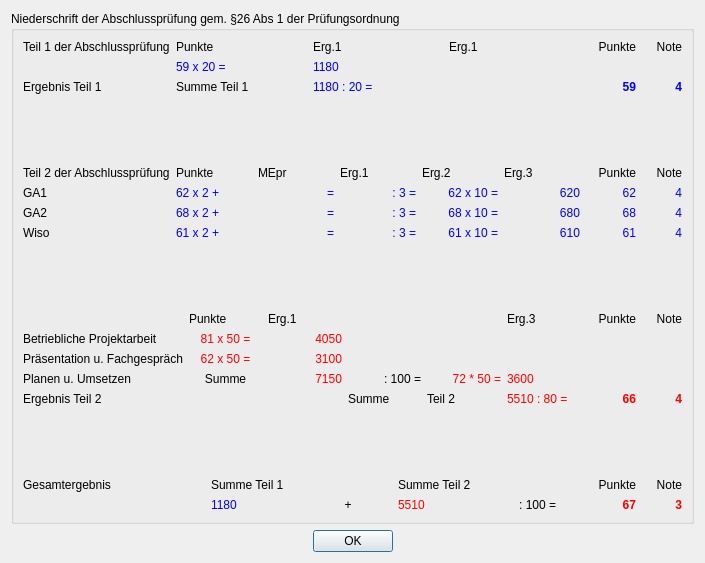
effzett/pihk, file ihk.ui: the form before one commit.
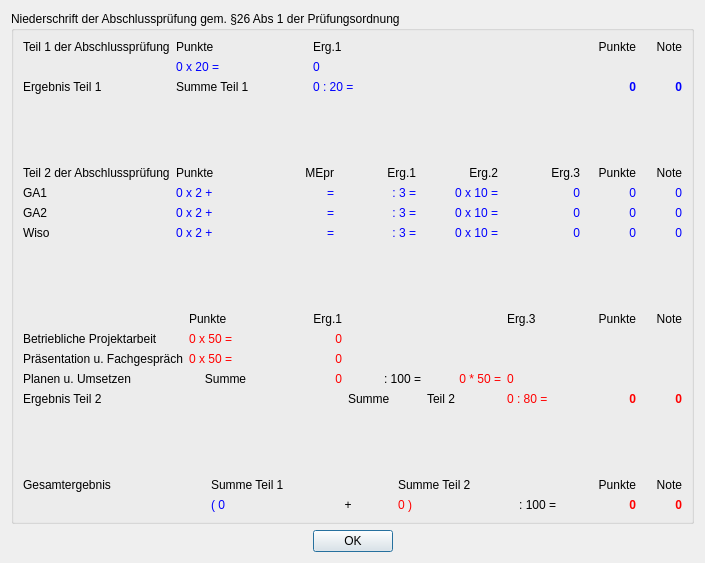
The form after the commit.

Commit message: ausgabeblatt weiter gemacht

What changed in the file:
```diff
--- a/ihk.ui
+++ b/ihk.ui
@@ -28,7 +28,7 @@
            <string notr="true">QLabel { color : blue; }</string>
           </property>
           <property name="text">
-           <string>1180 : 20 =</string>
+           <string>0 : 20 =</string>
           </property>
           <property name="alignment">
            <set>Qt::AlignLeading|Qt::AlignLeft|Qt::AlignVCenter</set>
@@ -81,7 +81,7 @@
            <string notr="true">QLabel { color : blue; }</string>
           </property>
           <property name="text">
-           <string>4</string>
+           <string>0</string>
           </property>
           <property name="alignment">
            <set>Qt::AlignRight|Qt::AlignTrailing|Qt::AlignVCenter</set>
@@ -134,7 +134,7 @@
            <string notr="true">QLabel { color : blue; }</string>
           </property>
           <property name="text">
-           <string>1180</string>
+           <string>0</string>
           </property>
          </widget>
         </item>
@@ -170,7 +170,7 @@
            <string notr="true">QLabel { color : blue; }</string>
           </property>
           <property name="text">
-           <string>59</string>
+           <string>0</string>
           </property>
           <property name="alignment">
            <set>Qt::AlignRight|Qt::AlignTrailing|Qt::AlignVCenter</set>
@@ -180,7 +180,7 @@
         <item row="1" column="3">
          <widget class="QLabel" name="label_13">
           <property name="text">
-           <string>Erg.1</string>
+           <string/>
           </property>
          </widget>
         </item>
@@ -190,7 +190,7 @@
            <string notr="true">QLabel { color : blue; }</string>
           </property>
           <property name="text">
-           <string>59 x 20 =</string>
+           <string>0 x 20 =</string>
           </property>
          </widget>
         </item>
@@ -251,7 +251,7 @@
            <string notr="true">QLabel { color : blue; }</string>
           </property>
           <property name="text">
-           <string>62 x 2 +</string>
+           <string>0 x 2 +</string>
           </property>
          </widget>
         </item>
@@ -261,7 +261,7 @@
            <string notr="true">QLabel { color : blue; }</string>
           </property>
           <property name="text">
-           <string>68</string>
+           <string>0</string>
           </property>
           <property name="alignment">
            <set>Qt::AlignRight|Qt::AlignTrailing|Qt::AlignVCenter</set>
@@ -286,6 +286,9 @@
           <property name="text">
            <string>Erg.2</string>
           </property>
+          <property name="alignment">
+           <set>Qt::AlignRight|Qt::AlignTrailing|Qt::AlignVCenter</set>
+          </property>
          </widget>
         </item>
         <item row="3" column="7">
@@ -294,7 +297,7 @@
            <string notr="true">QLabel { color : blue; }</string>
           </property>
           <property name="text">
-           <string>4</string>
+           <string>0</string>
           </property>
           <property name="alignment">
            <set>Qt::AlignRight|Qt::AlignTrailing|Qt::AlignVCenter</set>
@@ -348,6 +351,9 @@
           <property name="text">
            <string>Erg.3</string>
           </property>
+          <property name="alignment">
+           <set>Qt::AlignRight|Qt::AlignTrailing|Qt::AlignVCenter</set>
+          </property>
          </widget>
         </item>
         <item row="1" column="3">
@@ -355,6 +361,9 @@
           <property name="text">
            <string>Erg.1</string>
           </property>
+          <property name="alignment">
+           <set>Qt::AlignRight|Qt::AlignTrailing|Qt::AlignVCenter</set>
+          </property>
          </widget>
         </item>
         <item row="2" column="0">
@@ -376,6 +385,9 @@
           <property name="text">
            <string>MEpr</string>
           </property>
+          <property name="alignment">
+           <set>Qt::AlignRight|Qt::AlignTrailing|Qt::AlignVCenter</set>
+          </property>
          </widget>
         </item>
         <item row="4" column="0">
@@ -391,7 +403,7 @@
            <string notr="true">QLabel { color : blue; }</string>
           </property>
           <property name="text">
-           <string>68 x 2 +</string>
+           <string>0 x 2 +</string>
           </property>
          </widget>
         </item>
@@ -401,7 +413,7 @@
            <string notr="true">QLabel { color : blue; }</string>
           </property>
           <property name="text">
-           <string>61 x 2 +</string>
+           <string>0 x 2 +</string>
           </property>
          </widget>
         </item>
@@ -463,7 +475,7 @@
            <string notr="true">QLabel { color : blue; }</string>
           </property>
           <property name="text">
-           <string> 62 x 10 =</string>
+           <string> 0 x 10 =</string>
           </property>
           <property name="alignment">
            <set>Qt::AlignRight|Qt::AlignTrailing|Qt::AlignVCenter</set>
@@ -476,7 +488,7 @@
            <string notr="true">QLabel { color : blue; }</string>
           </property>
           <property name="text">
-           <string>68 x 10 =</string>
+           <string>0 x 10 =</string>
           </property>
           <property name="alignment">
            <set>Qt::AlignRight|Qt::AlignTrailing|Qt::AlignVCenter</set>
@@ -489,7 +501,7 @@
            <string notr="true">QLabel { color : blue; }</string>
           </property>
           <property name="text">
-           <string>61 x 10 =</string>
+           <string>0 x 10 =</string>
           </property>
           <property name="alignment">
            <set>Qt::AlignRight|Qt::AlignTrailing|Qt::AlignVCenter</set>
@@ -502,7 +514,7 @@
            <string notr="true">QLabel { color : blue; }</string>
           </property>
           <property name="text">
-           <string>620</string>
+           <string>0</string>
           </property>
           <property name="alignment">
            <set>Qt::AlignRight|Qt::AlignTrailing|Qt::AlignVCenter</set>
@@ -515,7 +527,7 @@
            <string notr="true">QLabel { color : blue; }</string>
           </property>
           <property name="text">
-           <string>680</string>
+           <string>0</string>
           </property>
           <property name="alignment">
            <set>Qt::AlignRight|Qt::AlignTrailing|Qt::AlignVCenter</set>
@@ -528,7 +540,7 @@
            <string notr="true">QLabel { color : blue; }</string>
           </property>
           <property name="text">
-           <string>610</string>
+           <string>0</string>
           </property>
           <property name="alignment">
            <set>Qt::AlignRight|Qt::AlignTrailing|Qt::AlignVCenter</set>
@@ -541,7 +553,7 @@
            <string notr="true">QLabel { color : blue; }</string>
           </property>
           <property name="text">
-           <string>62</string>
+           <string>0</string>
           </property>
           <property name="alignment">
            <set>Qt::AlignRight|Qt::AlignTrailing|Qt::AlignVCenter</set>
@@ -554,7 +566,7 @@
            <string notr="true">QLabel { color : blue; }</string>
           </property>
           <property name="text">
-           <string>61</string>
+           <string>0</string>
           </property>
           <property name="alignment">
            <set>Qt::AlignRight|Qt::AlignTrailing|Qt::AlignVCenter</set>
@@ -567,7 +579,7 @@
            <string notr="true">QLabel { color : blue; }</string>
           </property>
           <property name="text">
-           <string>4</string>
+           <string>0</string>
           </property>
           <property name="alignment">
            <set>Qt::AlignRight|Qt::AlignTrailing|Qt::AlignVCenter</set>
@@ -580,7 +592,7 @@
            <string notr="true">QLabel { color : blue; }</string>
           </property>
           <property name="text">
-           <string>4</string>
+           <string>0</string>
           </property>
           <property name="alignment">
            <set>Qt::AlignRight|Qt::AlignTrailing|Qt::AlignVCenter</set>
@@ -610,7 +622,7 @@
            <string notr="true">QLabel { color : red; }</string>
           </property>
           <property name="text">
-           <string>3600</string>
+           <string>0</string>
           </property>
          </widget>
         </item>
@@ -620,7 +632,7 @@
            <string notr="true">QLabel { color : red; }</string>
           </property>
           <property name="text">
-           <string>4050</string>
+           <string>0</string>
           </property>
           <property name="alignment">
            <set>Qt::AlignRight|Qt::AlignTrailing|Qt::AlignVCenter</set>
@@ -689,7 +701,7 @@
            <string notr="true">QLabel { color : red; }</string>
           </property>
           <property name="text">
-           <string>72 * 50 =</string>
+           <string>0 * 50 =</string>
           </property>
           <property name="alignment">
            <set>Qt::AlignRight|Qt::AlignTrailing|Qt::AlignVCenter</set>
@@ -702,7 +714,7 @@
            <string notr="true">QLabel { color : red; }</string>
           </property>
           <property name="text">
-           <string>3100</string>
+           <string>0</string>
           </property>
           <property name="alignment">
            <set>Qt::AlignRight|Qt::AlignTrailing|Qt::AlignVCenter</set>
@@ -722,10 +734,10 @@
            <string notr="true">QLabel { color : red; }</string>
           </property>
           <property name="text">
-           <string>81 x 50 =</string>
+           <string>0 x 50 =</string>
           </property>
           <property name="alignment">
-           <set>Qt::AlignCenter</set>
+           <set>Qt::AlignLeading|Qt::AlignLeft|Qt::AlignVCenter</set>
           </property>
          </widget>
         </item>
@@ -790,6 +802,9 @@
           <property name="text">
            <string>Erg.1</string>
           </property>
+          <property name="alignment">
+           <set>Qt::AlignRight|Qt::AlignTrailing|Qt::AlignVCenter</set>
+          </property>
          </widget>
         </item>
         <item row="3" column="0">
@@ -805,7 +820,7 @@
            <string notr="true">QLabel { color : red; }</string>
           </property>
           <property name="text">
-           <string>7150</string>
+           <string>0</string>
           </property>
           <property name="alignment">
            <set>Qt::AlignRight|Qt::AlignTrailing|Qt::AlignVCenter</set>
@@ -833,7 +848,7 @@
            <string notr="true">QLabel { color : red; }</string>
           </property>
           <property name="text">
-           <string>4</string>
+           <string>0</string>
           </property>
           <property name="alignment">
            <set>Qt::AlignRight|Qt::AlignTrailing|Qt::AlignVCenter</set>
@@ -919,10 +934,10 @@
            <string notr="true">QLabel { color : red; }</string>
           </property>
           <property name="text">
-           <string>62 x 50 =</string>
+           <string>0 x 50 =</string>
           </property>
           <property name="alignment">
-           <set>Qt::AlignCenter</set>
+           <set>Qt::AlignLeading|Qt::AlignLeft|Qt::AlignVCenter</set>
           </property>
          </widget>
         </item>
@@ -962,7 +977,7 @@
            <string notr="true">QLabel { color : red; }</string>
           </property>
           <property name="text">
-           <string>5510 : 80 =</string>
+           <string>0 : 80 =</string>
           </property>
          </widget>
         </item>
@@ -977,7 +992,7 @@
            <string notr="true">QLabel { color : red; }</string>
           </property>
           <property name="text">
-           <string>66</string>
+           <string>0</string>
           </property>
           <property name="alignment">
            <set>Qt::AlignRight|Qt::AlignTrailing|Qt::AlignVCenter</set>
@@ -1017,7 +1032,7 @@
            <string notr="true">QLabel { color : red; }</string>
           </property>
           <property name="text">
-           <string>5510</string>
+           <string>0 )</string>
           </property>
          </widget>
         </item>
@@ -1083,7 +1098,7 @@
            <string notr="true">QLabel { color : red; }</string>
           </property>
           <property name="text">
-           <string>67</string>
+           <string>0</string>
           </property>
           <property name="alignment">
            <set>Qt::AlignRight|Qt::AlignTrailing|Qt::AlignVCenter</set>
@@ -1101,7 +1116,7 @@
            <string notr="true">QLabel { color : red; }</string>
           </property>
           <property name="text">
-           <string>3</string>
+           <string>0</string>
           </property>
           <property name="alignment">
            <set>Qt::AlignRight|Qt::AlignTrailing|Qt::AlignVCenter</set>
@@ -1150,7 +1165,7 @@
            <string notr="true">QLabel { color : blue; }</string>
           </property>
           <property name="text">
-           <string>1180</string>
+           <string>( 0</string>
           </property>
          </widget>
         </item>
```
Left out of the diff: 20 changed lines with no effect on the pictures. The commit also changes 1 other file.
